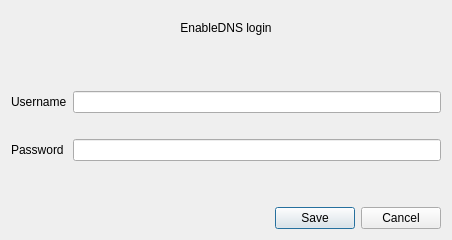
First picture: the form in EDnsUpdater/resources/login.ui, repository gabriel-samfira/EnableDNS, before the edit.
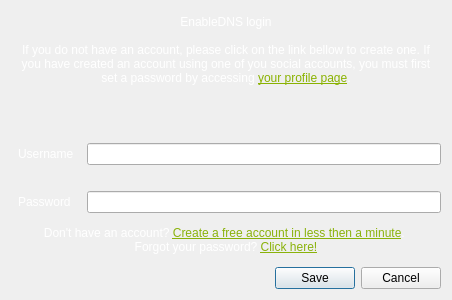
Second picture: the form after the edit. Icons and pictures are not drawn.

```diff
--- a/EDnsUpdater/resources/login.ui
+++ b/EDnsUpdater/resources/login.ui
@@ -10,28 +10,43 @@
     <x>0</x>
     <y>0</y>
     <width>452</width>
-    <height>240</height>
+    <height>300</height>
    </rect>
   </property>
   <property name="minimumSize">
    <size>
     <width>452</width>
-    <height>240</height>
+    <height>300</height>
    </size>
   </property>
   <property name="maximumSize">
    <size>
     <width>452</width>
-    <height>240</height>
+    <height>300</height>
    </size>
   </property>
   <property name="windowTitle">
    <string>EnableDNS Login</string>
   </property>
+  <property name="windowIcon">
+   <iconset resource="resource.qrc">
+    <normaloff>:/updater/icon128px.png</normaloff>:/updater/icon128px.png</iconset>
+  </property>
+  <property name="styleSheet">
+   <string notr="true">#Login {
+background: url(&quot;:/updater/background-small.png&quot;);
+}
+
+.QLabel {
+color: white;
+padding: 4px;
+}
+</string>
+  </property>
   <layout class="QHBoxLayout" name="horizontalLayout">
    <item>
     <layout class="QGridLayout" name="gridLayout">
-     <item row="4" column="1">
+     <item row="5" column="1">
       <widget class="QLineEdit" name="password">
        <property name="text">
         <string/>
@@ -44,83 +59,49 @@
      <item row="0" column="0" colspan="2">
       <widget class="QLabel" name="label_3">
        <property name="text">
-        <string>EnableDNS login</string>
+        <string>&lt;!DOCTYPE HTML PUBLIC &quot;-//W3C//DTD HTML 4.0//EN&quot; &quot;http://www.w3.org/TR/REC-html40/strict.dtd&quot;&gt;
+&lt;html&gt;&lt;head&gt;&lt;meta name=&quot;qrichtext&quot; content=&quot;1&quot; /&gt;&lt;style type=&quot;text/css&quot;&gt;
+p, li { white-space: pre-wrap; }
+&lt;/style&gt;&lt;/head&gt;&lt;body style=&quot; font-family:'Ubuntu'; font-size:9pt; font-weight:400; font-style:normal;&quot;&gt;
+&lt;p align=&quot;center&quot; style=&quot; margin-top:0px; margin-bottom:0px; margin-left:0px; margin-right:0px; -qt-block-indent:0; text-indent:0px;&quot;&gt;EnableDNS login&lt;/p&gt;
+&lt;p style=&quot;-qt-paragraph-type:empty; margin-top:0px; margin-bottom:0px; margin-left:0px; margin-right:0px; -qt-block-indent:0; text-indent:0px;&quot;&gt;&lt;/p&gt;
+&lt;p style=&quot; margin-top:0px; margin-bottom:0px; margin-left:0px; margin-right:0px; -qt-block-indent:0; text-indent:0px;&quot;&gt;If you do not have an account, please click on the link bellow to create one. If you have created an account using one of you social accounts, you must first set a password by accessing &lt;a href=&quot;https://enabledns.com/profiles/edit&quot;&gt;&lt;span style=&quot; text-decoration: underline; color:#8ab201;&quot;&gt;your profile page&lt;/span&gt;&lt;/a&gt;.&lt;/p&gt;&lt;/body&gt;&lt;/html&gt;</string>
        </property>
        <property name="alignment">
         <set>Qt::AlignCenter</set>
        </property>
+       <property name="wordWrap">
+        <bool>true</bool>
+       </property>
+       <property name="openExternalLinks">
+        <bool>true</bool>
+       </property>
+       <property name="textInteractionFlags">
+        <set>Qt::TextBrowserInteraction</set>
+       </property>
       </widget>
      </item>
-     <item row="2" column="1">
+     <item row="3" column="1">
       <widget class="QLineEdit" name="username">
        <property name="text">
         <string/>
        </property>
       </widget>
      </item>
-     <item row="2" column="0">
+     <item row="3" column="0">
       <widget class="QLabel" name="label">
        <property name="text">
         <string>Username</string>
        </property>
       </widget>
      </item>
-     <item row="4" column="0">
+     <item row="5" column="0">
       <widget class="QLabel" name="label_2">
        <property name="text">
         <string>Password</string>
        </property>
       </widget>
      </item>
-     <item row="5" column="0" colspan="2">
-      <spacer name="horizontalSpacer_3">
-       <property name="orientation">
-        <enum>Qt::Horizontal</enum>
-       </property>
-       <property name="sizeHint" stdset="0">
-        <size>
-         <width>40</width>
-         <height>20</height>
-        </size>
-       </property>
-      </spacer>
-     </item>
-     <item row="3" column="1">
-      <spacer name="horizontalSpacer">
-       <property name="orientation">
-        <enum>Qt::Horizontal</enum>
-       </property>
-       <property name="sizeHint" stdset="0">
-        <size>
-         <width>40</width>
-         <height>20</height>
-        </size>
-       </property>
-      </spacer>
-     </item>
-     <item row="6" column="0" colspan="2">
-      <spacer name="horizontalSpacer_2">
-       <property name="orientation">
-        <enum>Qt::Horizontal</enum>
-       </property>
-       <property name="sizeHint" stdset="0">
-        <size>
-         <width>40</width>
-         <height>20</height>
-        </size>
-       </property>
-      </spacer>
-     </item>
-     <item row="1" column="0" colspan="2">
-      <widget class="QLabel" name="status">
-       <property name="text">
-        <string/>
-       </property>
-       <property name="alignment">
-        <set>Qt::AlignCenter</set>
-       </property>
-      </widget>
-     </item>
      <item row="7" column="0" colspan="2">
       <widget class="QDialogButtonBox" name="Buttons">
        <property name="standardButtons">
@@ -128,6 +109,53 @@
        </property>
       </widget>
      </item>
+     <item row="6" column="0" colspan="2">
+      <widget class="QLabel" name="label_4">
+       <property name="maximumSize">
+        <size>
+         <width>16777215</width>
+         <height>60</height>
+        </size>
+       </property>
+       <property name="text">
+        <string>&lt;!DOCTYPE HTML PUBLIC &quot;-//W3C//DTD HTML 4.0//EN&quot; &quot;http://www.w3.org/TR/REC-html40/strict.dtd&quot;&gt;
+&lt;html&gt;&lt;head&gt;&lt;meta name=&quot;qrichtext&quot; content=&quot;1&quot; /&gt;&lt;style type=&quot;text/css&quot;&gt;
+p, li { white-space: pre-wrap; }
+&lt;/style&gt;&lt;/head&gt;&lt;body style=&quot; font-family:'Ubuntu'; font-size:9pt; font-weight:400; font-style:normal;&quot;&gt;
+&lt;p style=&quot; margin-top:0px; margin-bottom:0px; margin-left:0px; margin-right:0px; -qt-block-indent:0; text-indent:0px;&quot;&gt;Don't have an account? &lt;a href=&quot;https://enabledns.com/accounts/register/&quot;&gt;&lt;span style=&quot; text-decoration: underline; color:#8ab20a;&quot;&gt;Create a free account in less then a minute&lt;/span&gt;&lt;/a&gt;. &lt;/p&gt;
+&lt;p style=&quot; margin-top:0px; margin-bottom:0px; margin-left:0px; margin-right:0px; -qt-block-indent:0; text-indent:0px;&quot;&gt;Forgot your password? &lt;a href=&quot;https://enabledns.com/accounts/password/reset/&quot;&gt;&lt;span style=&quot; text-decoration: underline; color:#8ab20a;&quot;&gt;Click here!&lt;/span&gt;&lt;/a&gt;&lt;/p&gt;&lt;/body&gt;&lt;/html&gt;</string>
+       </property>
+       <property name="alignment">
+        <set>Qt::AlignCenter</set>
+       </property>
+       <property name="textInteractionFlags">
+        <set>Qt::TextBrowserInteraction</set>
+       </property>
+      </widget>
+     </item>
+     <item row="4" column="1">
+      <spacer name="horizontalSpacer">
+       <property name="orientation">
+        <enum>Qt::Horizontal</enum>
+       </property>
+       <property name="sizeHint" stdset="0">
+        <size>
+         <width>40</width>
+         <height>20</height>
+        </size>
+       </property>
+      </spacer>
+     </item>
+     <item row="1" column="0" colspan="2">
+      <widget class="QLabel" name="status">
+       <property name="text">
+        <string/>
+       </property>
+       <property name="wordWrap">
+        <bool>true</bool>
+       </property>
+      </widget>
+     </item>
     </layout>
    </item>
   </layout>
```
Left out of the diff: 4 changed lines with no effect on the pictures.
